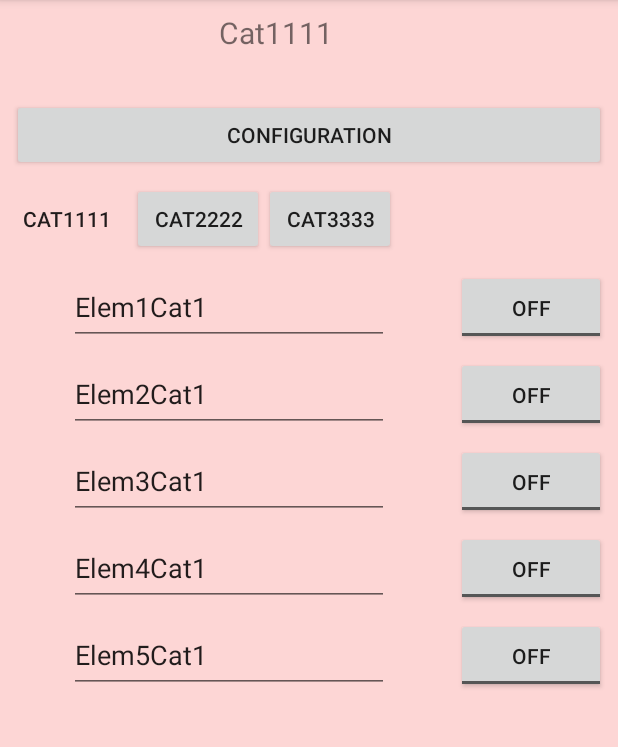
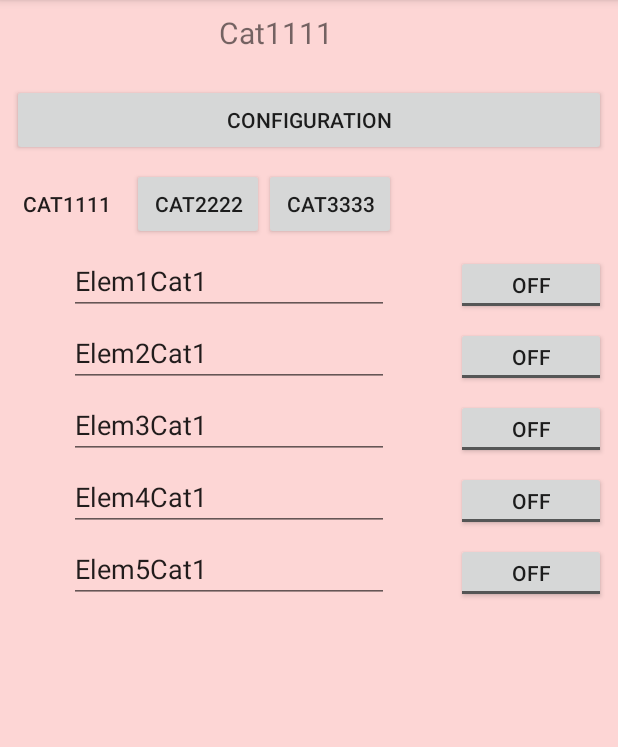
Before and after one commit to Sleepy78/MyErgoTool, an Android app: the LieuxActivity screen opened directly, with no data from a screen before it, on a phone screen of 412 x 824 dp, the part 84-831 px from its top. Run offline under Robolectric (Android 15) with nearby library versions, the phone set to English and light mode, and no system bars.

Commit message:
Dynamic button try layout

```diff
--- a/app/src/main/AndroidManifest.xml
+++ b/app/src/main/AndroidManifest.xml
@@ -25,7 +25,8 @@
         <activity
             android:name=".Cat2Activity"
             android:launchMode="singleTask" />
-        <activity android:name=".Cat3Activity"></activity>
+        <activity android:name=".Cat3Activity" />
+        <activity android:name=".DynamicTry"></activity>
     </application>
 
 </manifest>
--- a/app/src/main/java/ady/ergo/tool/ergotool/LieuxActivity.java
+++ b/app/src/main/java/ady/ergo/tool/ergotool/LieuxActivity.java
@@ -7,6 +7,8 @@ import android.text.InputType;
 import android.view.View;
 import android.widget.Button;
 import android.widget.EditText;
+import android.widget.LinearLayout;
+import android.widget.RelativeLayout;
 import android.widget.TextView;
 import android.widget.Toast;
 import android.widget.ToggleButton;
@@ -19,6 +21,7 @@ public class LieuxActivity extends AppCompatActivity {
     private DataOutput dataoutput;
     private DataLieux datalieux;
     private DataCategory datacategory;
+
     @Override
     protected void onCreate(Bundle savedInstanceState) {
         super.onCreate(savedInstanceState);
--- a/app/src/main/java/ady/ergo/tool/ergotool/MainActivity.java
+++ b/app/src/main/java/ady/ergo/tool/ergotool/MainActivity.java
@@ -69,6 +69,11 @@ public class MainActivity extends AppCompatActivity {
 
     public void onClickBtnConf(View view) {
         Intent intent = new Intent(MainActivity.this, ChooseActivity.class);
+        startActivity(intent);
+    }
+
+    public void onClickDynamicTry(View view) {
+        Intent intent = new Intent(MainActivity.this, DynamicTry.class);
         startActivity(intent);
     }
 
--- a/app/src/main/res/layout/activity_lieux.xml
+++ b/app/src/main/res/layout/activity_lieux.xml
@@ -6,21 +6,22 @@
     android:layout_height="match_parent"
     android:background="@color/Cat1"
     tools:context="ady.ergo.tool.ergotool.LieuxActivity">
+
     <ToggleButton
         android:id="@+id/btnElem4"
         android:layout_width="100dp"
-        android:layout_height="50dp"
+        android:layout_height="40dp"
         android:layout_marginEnd="8dp"
         android:layout_marginRight="8dp"
+        android:layout_marginTop="8dp"
         android:text="ToggleButton"
         app:layout_constraintRight_toRightOf="parent"
-        android:layout_marginTop="8dp"
         app:layout_constraintTop_toBottomOf="@+id/btnElem3" />
 
     <ToggleButton
         android:id="@+id/btnElem5"
         android:layout_width="100dp"
-        android:layout_height="50dp"
+        android:layout_height="40dp"
         android:layout_marginEnd="8dp"
         android:layout_marginRight="8dp"
         android:layout_marginTop="8dp"
@@ -31,7 +32,7 @@
     <ToggleButton
         android:id="@+id/btnElem3"
         android:layout_width="100dp"
-        android:layout_height="50dp"
+        android:layout_height="40dp"
         android:layout_marginEnd="8dp"
         android:layout_marginRight="8dp"
         android:layout_marginTop="8dp"
@@ -42,7 +43,7 @@
     <ToggleButton
         android:id="@+id/btnElem2"
         android:layout_width="100dp"
-        android:layout_height="50dp"
+        android:layout_height="40dp"
         android:layout_marginEnd="8dp"
         android:layout_marginRight="8dp"
         android:layout_marginTop="8dp"
@@ -53,18 +54,18 @@
     <ToggleButton
         android:id="@+id/btnElem1"
         android:layout_width="100dp"
-        android:layout_height="50dp"
+        android:layout_height="40dp"
         android:layout_marginEnd="8dp"
         android:layout_marginRight="8dp"
+        android:layout_marginTop="8dp"
         android:text="ToggleButton"
         app:layout_constraintRight_toRightOf="parent"
-        android:layout_marginTop="8dp"
         app:layout_constraintTop_toBottomOf="@+id/horizontalScrollView" />
 
     <TextView
         android:id="@+id/titleCat2"
         android:layout_width="368dp"
-        android:layout_height="50dp"
+        android:layout_height="40dp"
         android:layout_marginTop="8dp"
         android:gravity="center_horizontal"
         android:text="Cat1"
@@ -75,26 +76,28 @@
     <EditText
         android:id="@+id/etElem1"
         android:layout_width="wrap_content"
-        android:layout_height="50dp"
+        android:layout_height="40dp"
+        android:layout_marginEnd="8dp"
         android:layout_marginLeft="8dp"
         android:layout_marginRight="8dp"
+        android:layout_marginStart="8dp"
+        android:layout_marginTop="8dp"
         android:ems="10"
         android:inputType="textPersonName"
         android:text="L1"
+        app:layout_constraintHorizontal_bias="0.511"
         app:layout_constraintLeft_toLeftOf="parent"
         app:layout_constraintRight_toLeftOf="@+id/btnElem1"
-        app:layout_constraintHorizontal_bias="0.511"
-        android:layout_marginStart="8dp"
-        android:layout_marginEnd="8dp"
-        android:layout_marginTop="8dp"
         app:layout_constraintTop_toBottomOf="@+id/horizontalScrollView" />
 
     <EditText
         android:id="@+id/etElem2"
         android:layout_width="wrap_content"
-        android:layout_height="50dp"
+        android:layout_height="40dp"
+        android:layout_marginEnd="8dp"
         android:layout_marginLeft="8dp"
         android:layout_marginRight="8dp"
+        android:layout_marginStart="8dp"
         android:layout_marginTop="8dp"
         android:ems="10"
         android:inputType="textPersonName"
@@ -102,16 +105,16 @@
         app:layout_constraintHorizontal_bias="0.511"
         app:layout_constraintLeft_toLeftOf="parent"
         app:layout_constraintRight_toLeftOf="@+id/btnElem1"
-        app:layout_constraintTop_toBottomOf="@+id/etElem1"
-        android:layout_marginStart="8dp"
-        android:layout_marginEnd="8dp" />
+        app:layout_constraintTop_toBottomOf="@+id/etElem1" />
 
     <EditText
         android:id="@+id/etElem3"
         android:layout_width="wrap_content"
-        android:layout_height="50dp"
+        android:layout_height="40dp"
+        android:layout_marginEnd="8dp"
         android:layout_marginLeft="8dp"
         android:layout_marginRight="8dp"
+        android:layout_marginStart="8dp"
         android:layout_marginTop="8dp"
         android:ems="10"
         android:inputType="textPersonName"
@@ -119,16 +122,16 @@
         app:layout_constraintHorizontal_bias="0.511"
         app:layout_constraintLeft_toLeftOf="parent"
         app:layout_constraintRight_toLeftOf="@+id/btnElem1"
-        app:layout_constraintTop_toBottomOf="@+id/etElem2"
-        android:layout_marginStart="8dp"
-        android:layout_marginEnd="8dp" />
+        app:layout_constraintTop_toBottomOf="@+id/etElem2" />
 
     <EditText
         android:id="@+id/etElem4"
         android:layout_width="wrap_content"
-        android:layout_height="50dp"
+        android:layout_height="40dp"
+        android:layout_marginEnd="8dp"
         android:layout_marginLeft="8dp"
         android:layout_marginRight="8dp"
+        android:layout_marginStart="8dp"
         android:layout_marginTop="8dp"
         android:ems="10"
         android:inputType="textPersonName"
@@ -136,14 +139,12 @@
         app:layout_constraintHorizontal_bias="0.511"
         app:layout_constraintLeft_toLeftOf="parent"
         app:layout_constraintRight_toLeftOf="@+id/btnElem1"
-        app:layout_constraintTop_toBottomOf="@+id/etElem3"
-        android:layout_marginStart="8dp"
-        android:layout_marginEnd="8dp" />
+        app:layout_constraintTop_toBottomOf="@+id/etElem3" />
 
     <EditText
         android:id="@+id/etElem5"
         android:layout_width="wrap_content"
-        android:layout_height="50dp"
+        android:layout_height="40dp"
         android:layout_marginEnd="8dp"
         android:layout_marginLeft="8dp"
         android:layout_marginRight="8dp"
@@ -159,7 +160,7 @@
 
     <Button
         android:id="@+id/btnC1versConf"
-        android:layout_width="match_parent"
+        android:layout_width="0dp"
         android:layout_height="wrap_content"
         android:layout_marginLeft="8dp"
         android:layout_marginRight="8dp"
@@ -169,7 +170,9 @@
         android:text="Configuration"
         app:layout_constraintLeft_toLeftOf="parent"
         app:layout_constraintRight_toRightOf="parent"
-        app:layout_constraintTop_toBottomOf="@+id/titleCat2" />
+        app:layout_constraintTop_toBottomOf="@+id/titleCat2"
+        android:layout_marginStart="8dp"
+        android:layout_marginEnd="8dp" />
 
     <HorizontalScrollView
         android:layout_width="368dp"
```
Also changed, not shown: app/src/main/java/ady/ergo/tool/ergotool/DynamicTry.java (added, +99 -0 lines), app/src/main/res/layout/activity_cat2.xml (+17 -13 lines), app/src/main/res/layout/activity_cat3.xml (+18 -15 lines), app/src/main/res/layout/activity_dynamic_try.xml (added, +39 -0 lines), app/src/main/res/layout/activity_main.xml (+19 -5 lines).
